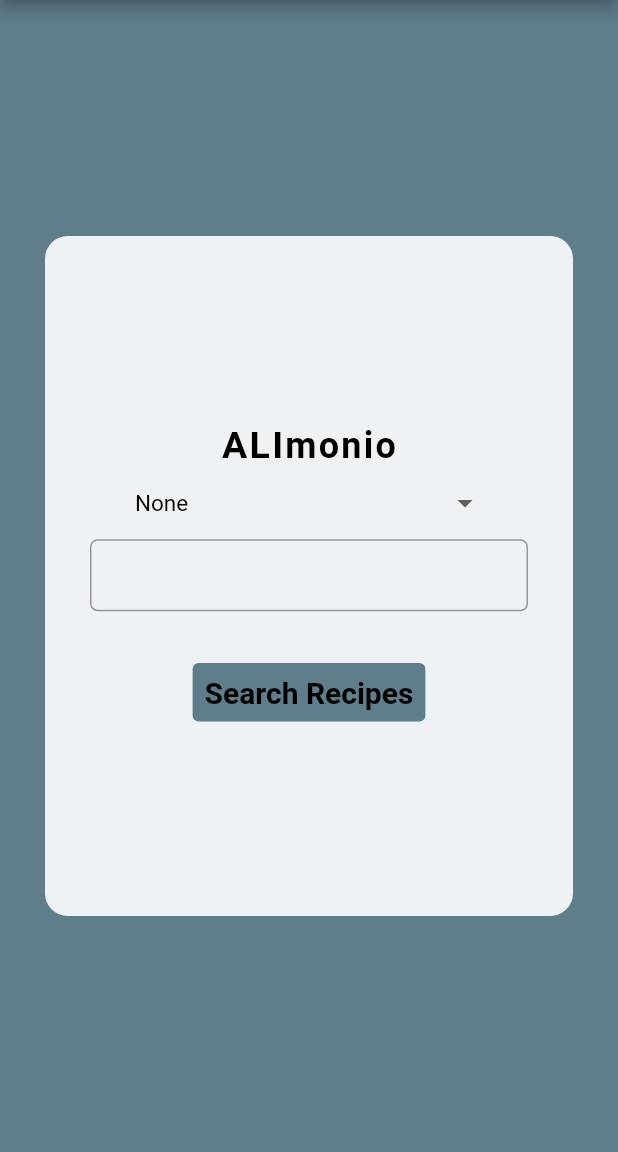
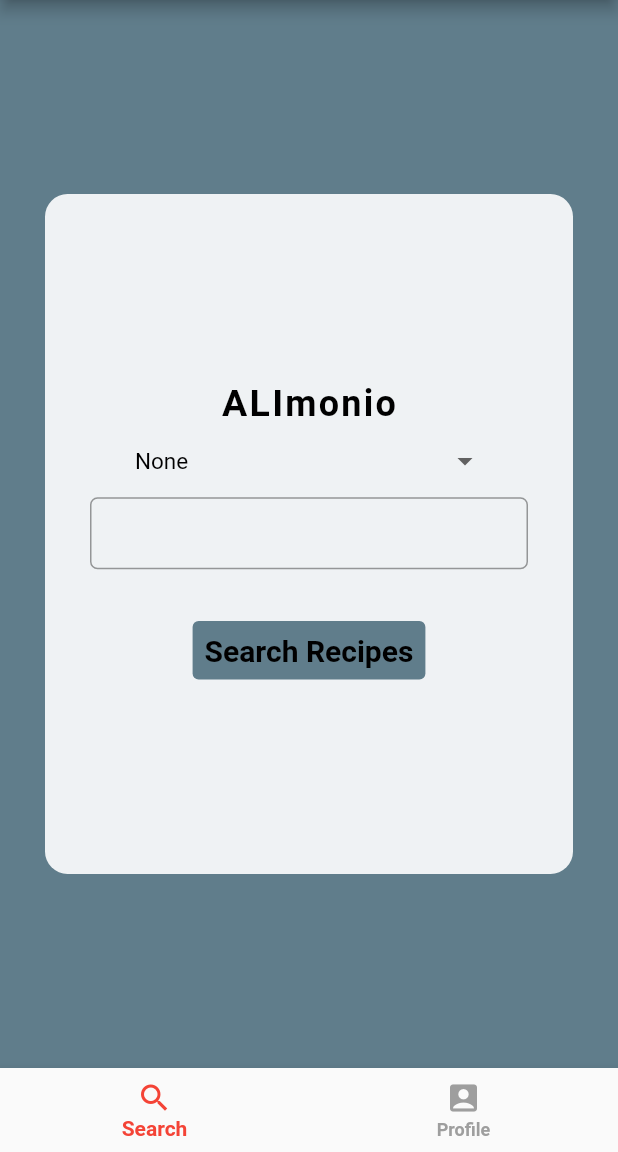
Before and after one commit to mhosein2/final-project, a Flutter app: the SearchPage screen opened directly, on a phone screen of 412 x 824 dp, the part 84-1236 px from its top. Run offline on Flutter 3.47's test engine with Material 2 defaults, Android fonts, the phone set to English and light mode, and no system bars; our stand-ins replace cloud_firestore, firebase_auth, firebase_core, flutter_dotenv, google_fonts, webview_flutter; accounts and stored records are empty.

Commit message:
minor adjustments

```diff
--- a/lib/screens/recipes_screen.dart
+++ b/lib/screens/recipes_screen.dart
@@ -1,6 +1,6 @@
 import 'package:final_project/models/recipe_model.dart';
 import 'package:final_project/models/search_models.dart';
-import 'package:final_project/models/results.dart';
+import 'package:final_project/models/searchresults.dart';
 import 'package:final_project/screens/clicked_recipe.dart';
 import 'package:final_project/screens/signin_screen.dart';
 import 'package:final_project/services/services.dart';
--- a/lib/screens/search.dart
+++ b/lib/screens/search.dart
@@ -1,4 +1,4 @@
-import 'package:final_project/models/results.dart';
+import 'package:final_project/models/searchresults.dart';
 import 'package:final_project/screens/recipes_screen.dart';
 import 'package:final_project/screens/signin_screen.dart';
 import 'package:final_project/services/services.dart';
@@ -166,6 +166,19 @@ class _SearchPageState extends State<SearchPage> {
               ),
             ),
           )),
+      bottomNavigationBar: BottomNavigationBar(
+        selectedItemColor: Colors.red,
+        unselectedItemColor: Colors.grey,
+        selectedLabelStyle: const TextStyle(fontWeight: FontWeight.w600),
+        unselectedLabelStyle: const TextStyle(fontWeight: FontWeight.w600),
+        type: BottomNavigationBarType.fixed,
+        items: const [
+          BottomNavigationBarItem(
+              icon: Icon(Icons.search_outlined), label: 'Search'),
+          BottomNavigationBarItem(
+              icon: Icon(Icons.account_box), label: 'Profile'),
+        ],
+      ),
     );
   }
 }
--- a/lib/screens/signup_screen.dart
+++ b/lib/screens/signup_screen.dart
@@ -1,7 +1,6 @@
 import 'package:final_project/screens/search.dart';
 import 'package:firebase_auth/firebase_auth.dart';
 import 'package:flutter/material.dart';
-import 'package:final_project/screens/homepage.dart';
 
 import '../reusable_widgets/reusable_widgets.dart';
 import 'database.dart';
@@ -24,7 +23,7 @@ class _SignUpScreenState extends State<SignUpScreen> {
         appBar: AppBar(
           backgroundColor: Colors.black26,
           elevation: 0,
-          title: Text(
+          title: const Text(
             "Sign Up",
             style: TextStyle(fontSize: 24, fontWeight: FontWeight.bold),
           ),
@@ -32,7 +31,7 @@ class _SignUpScreenState extends State<SignUpScreen> {
         body: Container(
           color: Colors.blue,
           child: Padding(
-            padding: EdgeInsets.fromLTRB(20, 120, 20, 0),
+            padding: const EdgeInsets.fromLTRB(20, 120, 20, 0),
             child: Column(
               children: <Widget>[
                 const SizedBox(
--- a/lib/services/services.dart
+++ b/lib/services/services.dart
@@ -1,6 +1,6 @@
 import 'dart:convert';
 import 'dart:io';
-import 'package:final_project/models/results.dart';
+import 'package:final_project/models/searchresults.dart';
 import 'package:http/http.dart' as http;
 import 'package:flutter_dotenv/flutter_dotenv.dart';
 
@@ -33,8 +33,8 @@ class APIService {
 
       Map<String, dynamic> data = json.decode(response.body);
 
-      Results search_recipe = Results.fromMap(data);
-      return search_recipe;
+      Results searchRecipe = Results.fromMap(data);
+      return searchRecipe;
     } catch (err) {
       throw err.toString();
     }
```
Also changed, not shown: lib/reusable_widgets/reusable_widgets.dart (+0 -79 lines), lib/screens/clicked_recipe.dart (+14 -1 lines), lib/models/searchresults.dart (renamed from lib/models/results.dart).
